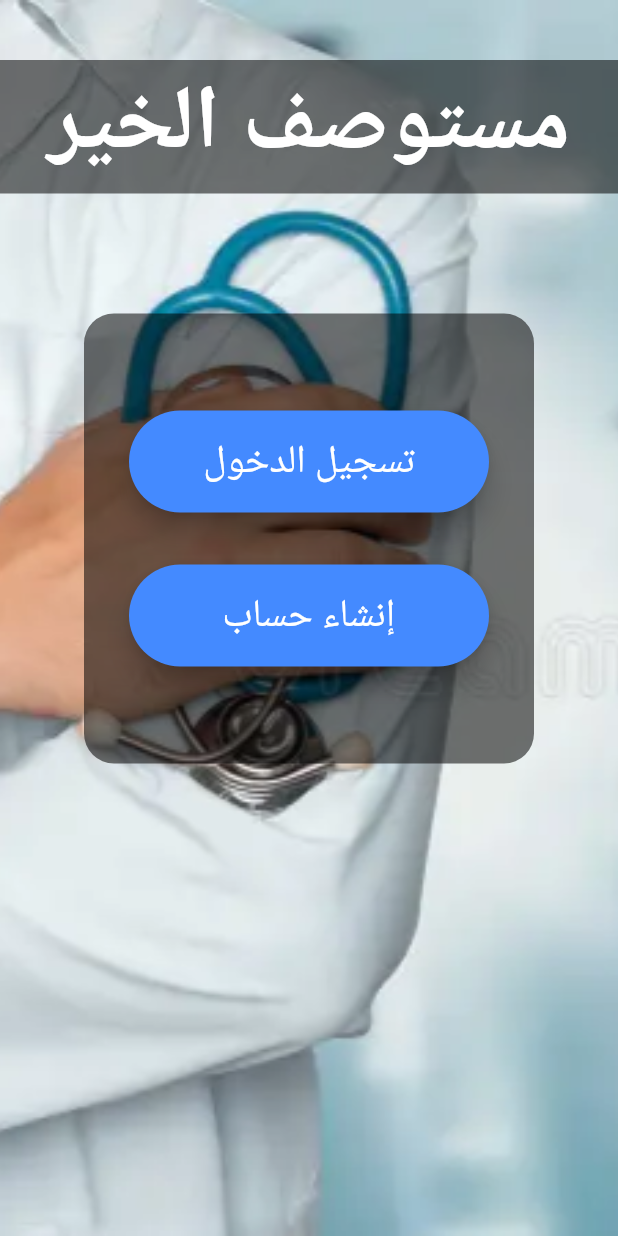
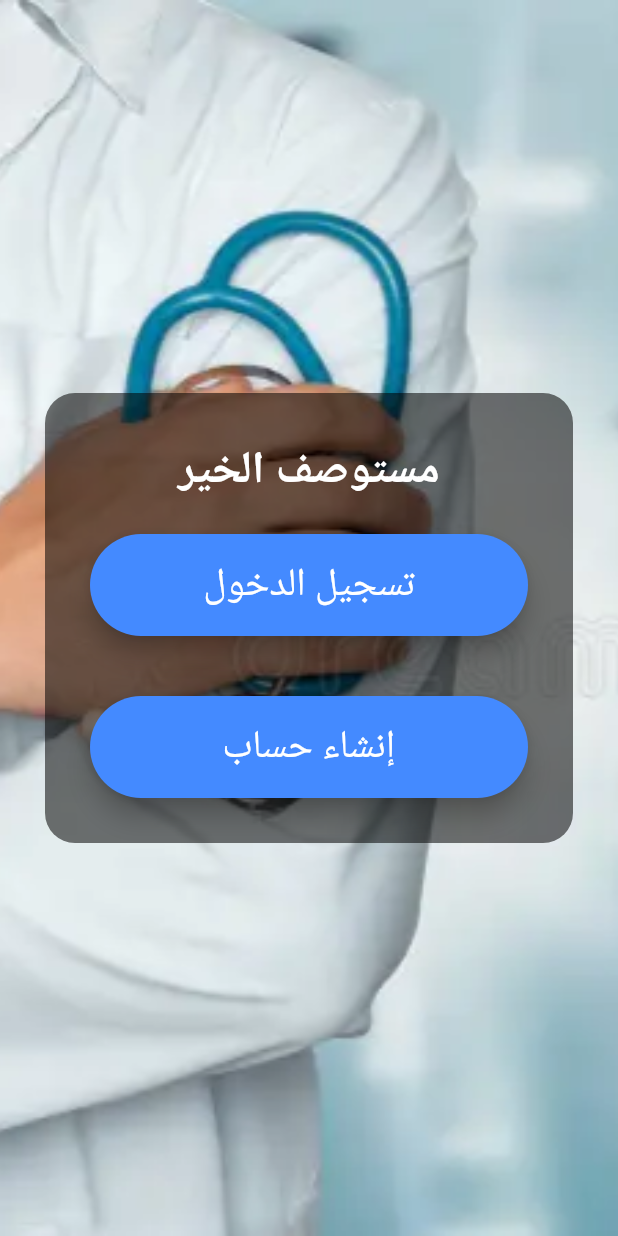
Before and after one commit to ahmdmlndy47/dispencaryApplication, a Flutter app: the screen it shows after launch, on a phone screen of 412 x 824 dp. Run offline on Flutter 3.47's test engine with Material 3 defaults, Android fonts, the phone set to English and light mode, and no system bars.

Commit message:
editinig widgets to make it resposive

```diff
--- a/lib/log_sign_page.dart
+++ b/lib/log_sign_page.dart
@@ -13,46 +13,38 @@ class _LogOrSignPageState extends State<LogOrSignPage> {
   Widget build(BuildContext context) {
     return  Scaffold(
         body: Container(
+          padding: EdgeInsets.symmetric(vertical: 10,horizontal: 30),
           // صورة الخلفبة للصفحة
-          padding: EdgeInsets.symmetric(vertical: 40),
           decoration: BoxDecoration(
             image: DecorationImage(
               image: AssetImage('images/logOrSignPage.jpg'),
               fit: BoxFit.cover,
             ),
           ),
-          child: Column(
-            mainAxisAlignment: MainAxisAlignment.start,
-            children: [
-              Container(
-                width: double.infinity,
-                decoration: BoxDecoration(
-                  color: Colors.black54,
-                ),
-                child: Text(
-                  "مستوصف الخير",
-                  textAlign: TextAlign.center,
-                  style: TextStyle(
-                    fontSize: 60,
-                    fontWeight: FontWeight.bold,
-                    color: Colors.white,
-                  ),
-                ),
-              ),
-              SizedBox(height: 80,),
-              Center(
+          child: Center(
+                child: SingleChildScrollView(
                   child: Container(
                     padding: EdgeInsets.all(30),
-                  width: 300,
-                  height: 300,
                     decoration: BoxDecoration(
                         color: Colors.black54,
                         borderRadius: BorderRadius.circular(20)
                     ),
                     // الازرار
                     child: Column(
-                    mainAxisAlignment: MainAxisAlignment.spaceEvenly,
+                      mainAxisSize: MainAxisSize.min,
+                      crossAxisAlignment: CrossAxisAlignment.center,
                       children: [
+                        //اسم المستوصف
+                        Text(
+                          "مستوصف الخير",
+                          textAlign: TextAlign.center,
+                          style: TextStyle(
+                            fontSize: 30,
+                            fontWeight: FontWeight.bold,
+                            color: Colors.white,
+                          ),
+                        ),
+                        SizedBox(height: 20,),
                         // زر تسجبل الدخول
                         MyButton(
                             onPressed: (){
@@ -64,6 +56,7 @@ class _LogOrSignPageState extends State<LogOrSignPage> {
                                 borderRadius: BorderRadius.circular(50),
                                 borderSide: BorderSide(width: 0,color: Colors.transparent)
                             )),
+                        SizedBox(height: 40,),
                         //زر اضافة الايميل و كلمة المرور
                         MyButton(
                             onPressed: (){
@@ -80,7 +73,6 @@ class _LogOrSignPageState extends State<LogOrSignPage> {
                     ),
                   ),
                 ),
-            ],
               ),
         )
     );
--- a/lib/signup.dart
+++ b/lib/signup.dart
@@ -12,6 +12,7 @@ class _SignUpPageState extends State<SignUpPage> {
   TextEditingController id = TextEditingController();
   TextEditingController email = TextEditingController();
   TextEditingController password = TextEditingController();
+  TextEditingController confirmPassword = TextEditingController();
   @override
   Widget build(BuildContext context) {
     return Scaffold(
@@ -27,6 +28,7 @@ class _SignUpPageState extends State<SignUpPage> {
     ),
       ),
         child: Center(
+          child: SingleChildScrollView(
             child: Container(
               decoration: BoxDecoration(
                 color: Colors.white38,
@@ -133,7 +135,7 @@ class _SignUpPageState extends State<SignUpPage> {
                     hint: "أدخل كلمة المرور مرة أخرى",
                     icon: Icon(Icons.lock),
                     isObscure: true,
-                  controller: password,
+                    controller: confirmPassword,
                     enabled: false,),
                   SizedBox(height: 10,),
                   Center(
@@ -159,6 +161,7 @@ class _SignUpPageState extends State<SignUpPage> {
             ),
           ),
         ),
+      ),
     );
   }
 }
```
Lines whose indentation alone changed are shown as unchanged.
